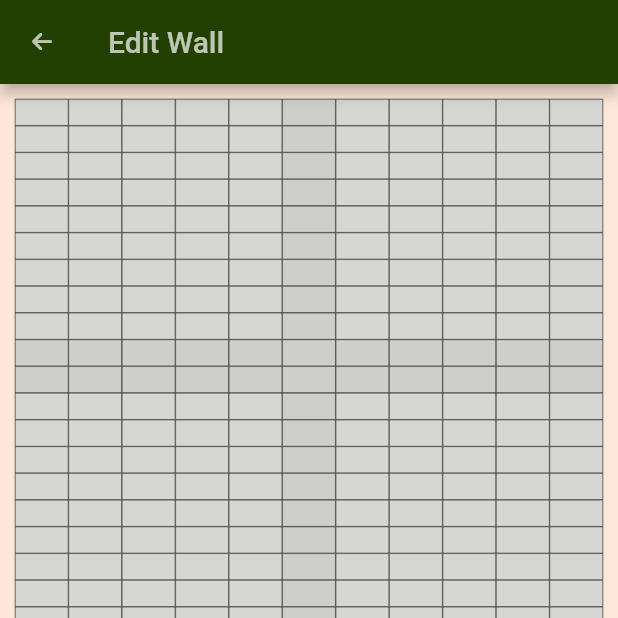
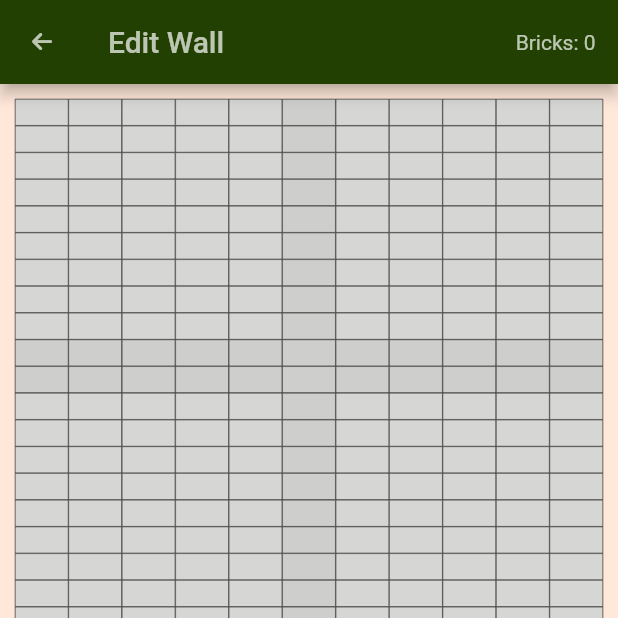
Before and after one commit to milos-73/grid_maker_bricks, a Flutter app: the EditWall screen opened directly, after a tap on "Reset", on a phone screen of 412 x 824 dp, the top half of it. Run offline on Flutter 3.47's test engine with Material 2 defaults, Android fonts, the phone set to English and light mode, and no system bars; our stand-ins replace font_awesome_flutter, share_plus, shared_preferences; accounts and stored records are empty.

Commit message:
Implementované počítadlo tehličiek po resetovaní syteny

```diff
--- a/lib/edit_wall.dart
+++ b/lib/edit_wall.dart
@@ -51,7 +51,11 @@ class _EditWallState extends State<EditWall> {
           Consumer<BrickColorNumber>(builder: (context, value, child){
             return Padding(
               padding: const EdgeInsets.only(right: 15),
-              child: Text('Bricks: ${value.bricksEditedWallCount}', style: const TextStyle(color: Colors.white70),),
+              child: Column(mainAxisAlignment: MainAxisAlignment.center,
+                children: [
+                  Text('Bricks: ${value.bricksEditedWallCount}', style: const TextStyle(color: Colors.white70),),
+                ],
+              ),
             );}),
 
       ],
--- a/lib/editor_buttons.dart
+++ b/lib/editor_buttons.dart
@@ -1,8 +1,10 @@
 import 'package:flutter/cupertino.dart';
 import 'package:flutter/material.dart';
 import 'package:grid_maker_bricks/hex_color.dart';
+import 'package:grid_maker_bricks/provider_color.dart';
 import 'package:grid_maker_bricks/reset_editor.dart';
 import 'package:grid_maker_bricks/walls.dart';
+import 'package:provider/provider.dart';
 
 import 'edit_wall.dart';
 import 'list_of_walls.dart';
@@ -14,7 +16,6 @@ class EditButtons extends StatelessWidget {
     super.key,
     this.wallNumber,
   });
-
   @override
   Widget build(BuildContext context) {
     return Padding(
@@ -46,6 +47,7 @@ class EditButtons extends StatelessWidget {
                   child: ElevatedButton(onPressed: (){
 
                     BrickWalls().resetEditedWall();
+                    Provider.of<BrickColorNumber>(context,listen: false).bricksEditedWallCount = 0;
                     Navigator.pushReplacement(context, MaterialPageRoute(builder: (context) => ResetEditor(wallNumber: wallNumber)));
                   },
 
@@ -63,7 +65,6 @@ class EditButtons extends StatelessWidget {
                 ),
               ],
             ),
-
           ],
 
         ),
--- a/lib/reset_editor.dart
+++ b/lib/reset_editor.dart
@@ -1,6 +1,8 @@
 import 'package:flutter/cupertino.dart';
 import 'package:flutter/material.dart';
 import 'package:font_awesome_flutter/font_awesome_flutter.dart';
+import 'package:grid_maker_bricks/provider_color.dart';
+import 'package:provider/provider.dart';
 
 import 'color_buttons.dart';
 import 'edit_wall_tiles.dart';
@@ -25,6 +27,17 @@ class _ResetEditorState extends State<ResetEditor> {
     return Scaffold(backgroundColor: HexColor('#ffe7d9'),
       appBar: AppBar(backgroundColor: HexColor('#214001'),
         title: const Text('Edit Wall',style: TextStyle(color: Colors.white70),),
+        actions: [
+          Consumer<BrickColorNumber>(builder: (context, value, child){
+            return Padding(
+              padding: const EdgeInsets.only(right: 15),
+              child: Column(mainAxisAlignment: MainAxisAlignment.center,
+                children: [
+                  Text('Bricks: ${value.bricksEditedWallCount}', style: const TextStyle(color: Colors.white70),),
+                ],
+              ),
+            );}),
+        ],
         leading: IconButton(onPressed: (){Navigator.pushReplacement(context, MaterialPageRoute(builder: (context) => const ListWalls()));} , icon: const FaIcon(FontAwesomeIcons.arrowLeft, color: Colors.white70,size: 15,)),
       ),
       body: SingleChildScrollView(
```
Also changed, not shown: pubspec.lock.
